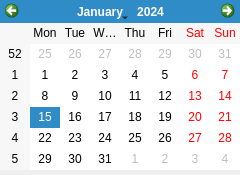
Qt form ui/dlgCalendario.ui (arielcostas/dam-di-costasguerrero) before a commit.
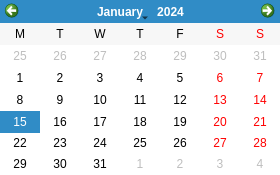
The same form after that commit.

What changed in the file:
```diff
--- a/ui/dlgCalendario.ui
+++ b/ui/dlgCalendario.ui
@@ -6,47 +6,67 @@
    <rect>
     <x>0</x>
     <y>0</y>
-    <width>240</width>
+    <width>280</width>
     <height>175</height>
    </rect>
   </property>
   <property name="minimumSize">
    <size>
-    <width>240</width>
+    <width>280</width>
     <height>175</height>
    </size>
   </property>
   <property name="maximumSize">
    <size>
-    <width>240</width>
+    <width>280</width>
     <height>175</height>
    </size>
   </property>
   <property name="windowTitle">
    <string>Calendario</string>
   </property>
-  <widget class="QWidget" name="centralwidget">
+  <widget class="QWidget" name="centralwidget" native="true">
+   <property name="geometry">
+    <rect>
+     <x>0</x>
+     <y>0</y>
+     <width>280</width>
+     <height>175</height>
+    </rect>
+   </property>
    <widget class="QCalendarWidget" name="calendarWidget">
     <property name="geometry">
      <rect>
       <x>0</x>
       <y>0</y>
-      <width>240</width>
-      <height>170</height>
+      <width>280</width>
+      <height>175</height>
      </rect>
     </property>
     <property name="minimumSize">
      <size>
-      <width>240</width>
-      <height>170</height>
+      <width>280</width>
+      <height>175</height>
      </size>
     </property>
     <property name="maximumSize">
      <size>
-      <width>240</width>
-      <height>170</height>
+      <width>280</width>
+      <height>175</height>
      </size>
     </property>
+    <property name="firstDayOfWeek">
+     <enum>Qt::Monday</enum>
+    </property>
+    <property name="gridVisible">
+     <bool>false</bool>
+    </property>
+    <property name="horizontalHeaderFormat">
+     <enum>QCalendarWidget::SingleLetterDayNames</enum>
+    </property>
+    <property name="verticalHeaderFormat">
+     <enum>QCalendarWidget::NoVerticalHeader</enum>
+    </property>
    </widget>
   </widget>
  </widget>
```
